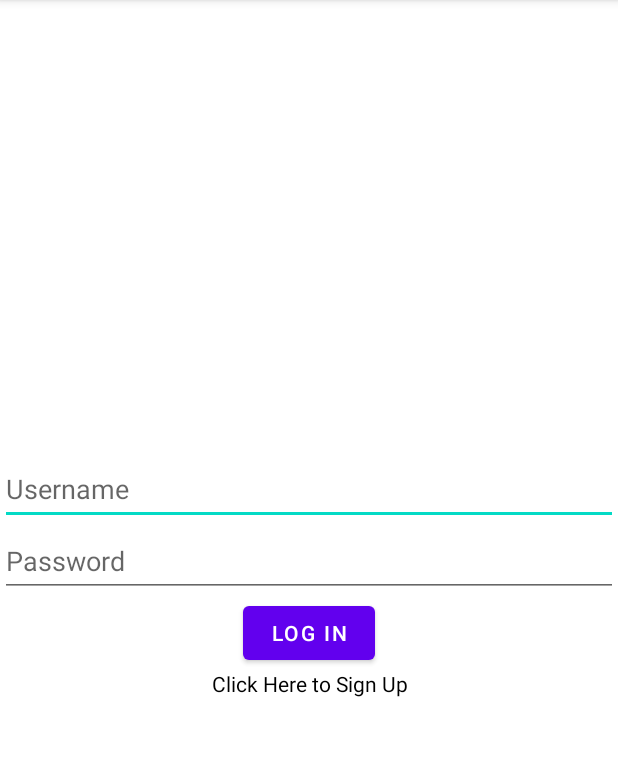
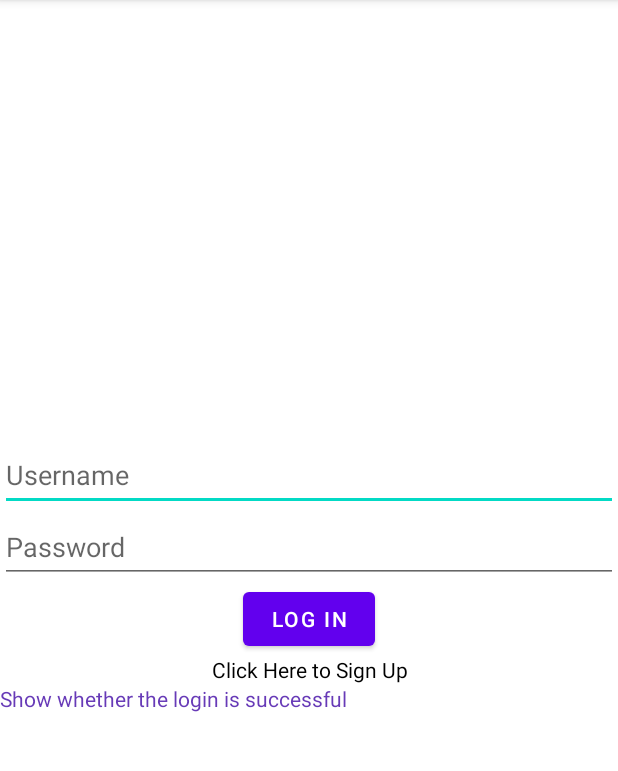
Before and after one commit to uOttawa-Summer2022/Project-Group-5, an Android app: the screen it shows after launch (MainActivity), after a tap on "Click Here to Sign Up", on a phone screen of 412 x 824 dp, the part 84-855 px from its top. Run offline under Robolectric (Android 15) with nearby library versions, the phone set to English and light mode, and no system bars; our stand-ins replace Firebase (no records; nobody signed in at launch, a user with empty details on screens opened directly).

```diff
--- a/app/build.gradle
+++ b/app/build.gradle
@@ -1,5 +1,6 @@
 plugins {
     id 'com.android.application'
+    id 'com.google.gms.google-services'
 }
 
 android {
@@ -32,6 +33,7 @@ dependencies {
     implementation 'androidx.appcompat:appcompat:1.3.0'
     implementation 'com.google.android.material:material:1.4.0'
     implementation 'androidx.constraintlayout:constraintlayout:2.0.4'
+    implementation 'com.google.firebase:firebase-auth:21.0.5'
     testImplementation 'junit:junit:4.13.2'
     androidTestImplementation 'androidx.test.ext:junit:1.1.3'
     androidTestImplementation 'androidx.test.espresso:espresso-core:3.4.0'
--- a/app/src/main/java/com/example/course_booking/MainActivity.java
+++ b/app/src/main/java/com/example/course_booking/MainActivity.java
@@ -1,16 +1,29 @@
 package com.example.course_booking;
 
+import androidx.annotation.NonNull;
 import androidx.appcompat.app.AppCompatActivity;
 
+import android.app.Activity;
 import android.content.Intent;
 import android.os.Bundle;
 import android.view.View;
 import android.widget.Button;
+import android.widget.EditText;
 import android.widget.TextView;
 
+import com.google.android.gms.tasks.OnCompleteListener;
+import com.google.android.gms.tasks.Task;
+import com.google.firebase.auth.AuthResult;
+import com.google.firebase.auth.FirebaseAuth;
+import com.google.firebase.auth.FirebaseUser;
+
 public class MainActivity extends AppCompatActivity {
+    Activity context;
+    EditText username,password;
     private Button login;
     private TextView signup;
+    String email;
+    TextView tv2;
 
     @Override
     protected void onCreate(Bundle savedInstanceState) {
@@ -19,13 +32,28 @@ public class MainActivity extends AppCompatActivity {
 
         login = (Button) findViewById(R.id.btnLogin);
         signup = (TextView) findViewById(R.id.signUp);
+        username = findViewById(R.id.username);
+        password = findViewById(R.id.password);
+        tv2 = findViewById(R.id.textView2);
 
 
         //When Login button is pressed
         login.setOnClickListener(new View.OnClickListener() {
             @Override
             public void onClick(View view) {
+                FirebaseAuth.getInstance().signInWithEmailAndPassword(username.getText().toString(),password.getText().toString()).addOnCompleteListener(context, new OnCompleteListener<AuthResult>() {
+                    @Override
+                    public void onComplete(@NonNull Task<AuthResult> task) {
+                        if(task.isSuccessful()){
+                            FirebaseUser user = FirebaseAuth.getInstance().getCurrentUser();
+                            tv2.setText("Result: Login successful");
+                            email = user.getEmail();
 
+                        }else{
+                            tv2.setText("Result : login failed"+task.getException());
+                        }
+                    }
+                });
             }
         });
 
@@ -33,8 +61,11 @@ public class MainActivity extends AppCompatActivity {
         signup.setOnClickListener(new View.OnClickListener() {
             @Override
             public void onClick(View view) {
-                //Intent intent = new Intent(this, SignupActivity);
-                //startActivity(intent);
+                Intent intent = new Intent();
+                intent.setClass(MainActivity.this,SignupActivity.class);
+                intent.setFlags(Intent.FLAG_ACTIVITY_SINGLE_TOP);
+                intent.putExtra("email",email);
+                startActivity(intent);
             }
         });
     }
--- a/app/src/main/res/layout/activity_main.xml
+++ b/app/src/main/res/layout/activity_main.xml
@@ -43,6 +43,13 @@
             android:gravity="center"
             android:text="@string/signUp"
             android:textColor="#000000" />
+
+        <TextView
+            android:id="@+id/textView2"
+            android:layout_width="match_parent"
+            android:layout_height="wrap_content"
+            android:text="Show whether the login is successful"
+            android:textColor="#673AB7" />
     </LinearLayout>
 
 </androidx.constraintlayout.widget.ConstraintLayout>
--- a/build.gradle
+++ b/build.gradle
@@ -1,4 +1,8 @@
-// Top-level build file where you can add configuration options common to all sub-projects/modules.
+buildscript {
+    dependencies {
+        classpath 'com.google.gms:google-services:4.3.10'
+    }
+}// Top-level build file where you can add configuration options common to all sub-projects/modules.
 plugins {
     id 'com.android.application' version '7.2.0' apply false
     id 'com.android.library' version '7.2.0' apply false
```
Also changed, not shown: app/src/main/java/com/example/course_booking/SignupActivity.java (+46 -0 lines), app/src/main/java/com/example/course_booking/UserModel.java (added, +22 -0 lines), app/src/main/res/layout/signup.xml (+8 -0 lines), 1 other file.
